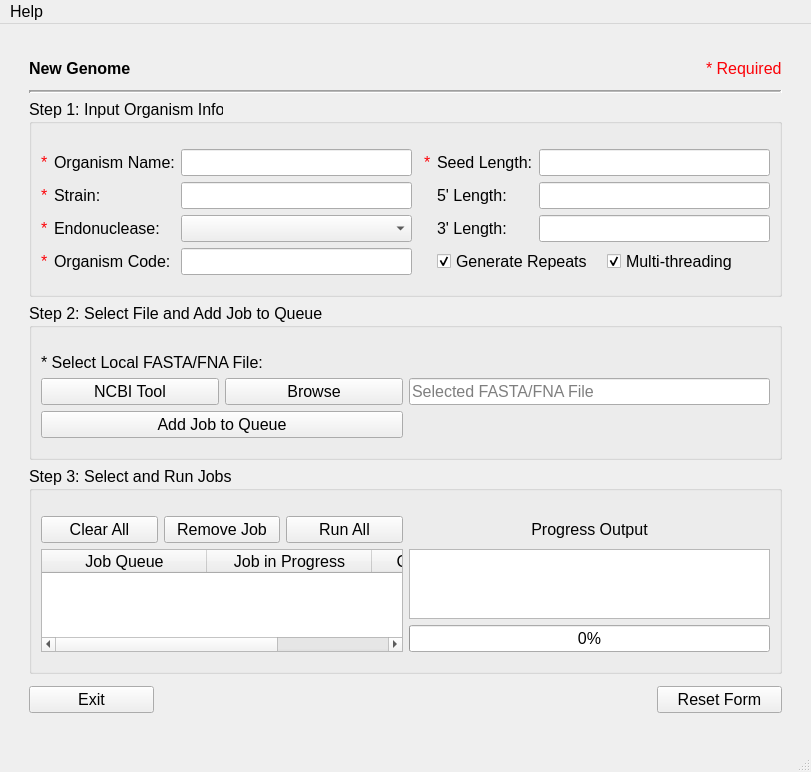
This is NewGenome.ui in TrinhLab/CASPERapp as Qt 5 draws it before an edit. The edited form follows.
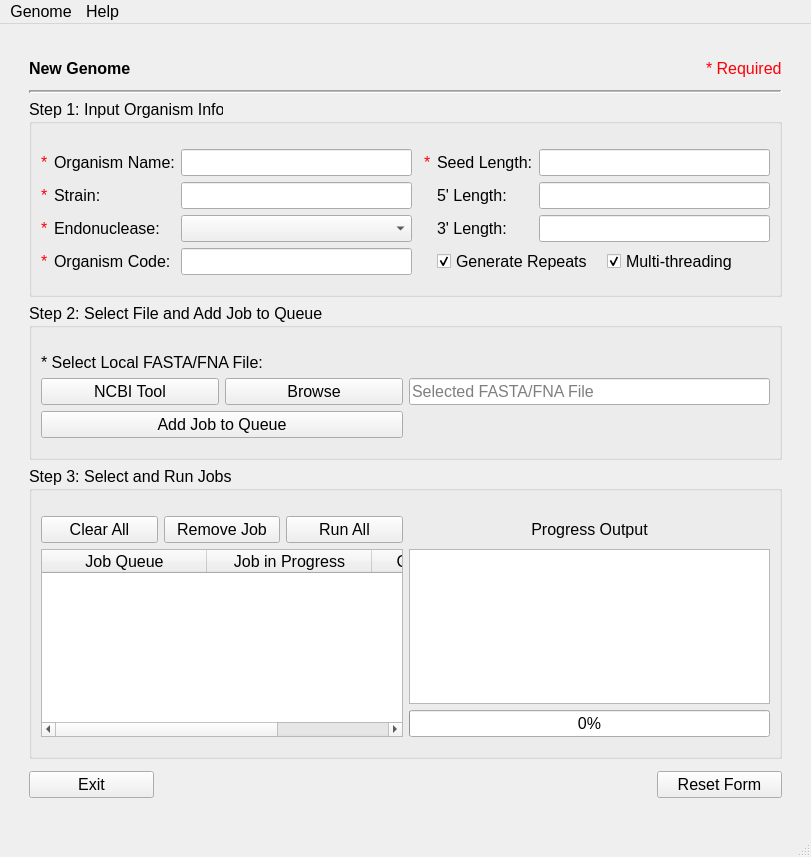
This is the edited form.

Commit message: Added Sequence search feature and Validators to New Genome/Endonuclease

```diff
--- a/NewGenome.ui
+++ b/NewGenome.ui
@@ -7,7 +7,7 @@
     <x>0</x>
     <y>0</y>
     <width>811</width>
-    <height>752</height>
+    <height>857</height>
    </rect>
   </property>
   <property name="font">
@@ -1020,7 +1020,7 @@
      <x>0</x>
      <y>0</y>
      <width>811</width>
-     <height>27</height>
+     <height>24</height>
     </rect>
    </property>
    <widget class="QMenu" name="menu">
@@ -1030,6 +1030,13 @@
     <addaction name="visit_repo"/>
     <addaction name="go_ncbi"/>
    </widget>
+   <widget class="QMenu" name="menuGenome">
+    <property name="title">
+     <string>Genome</string>
+    </property>
+    <addaction name="actionUpload_New_Endonuclease"/>
+   </widget>
+   <addaction name="menuGenome"/>
    <addaction name="menu"/>
   </widget>
   <widget class="QStatusBar" name="statusbar"/>
```
Left out of the diff: 5 changed lines with no effect on the pictures. The commit also changes 9 other files.
